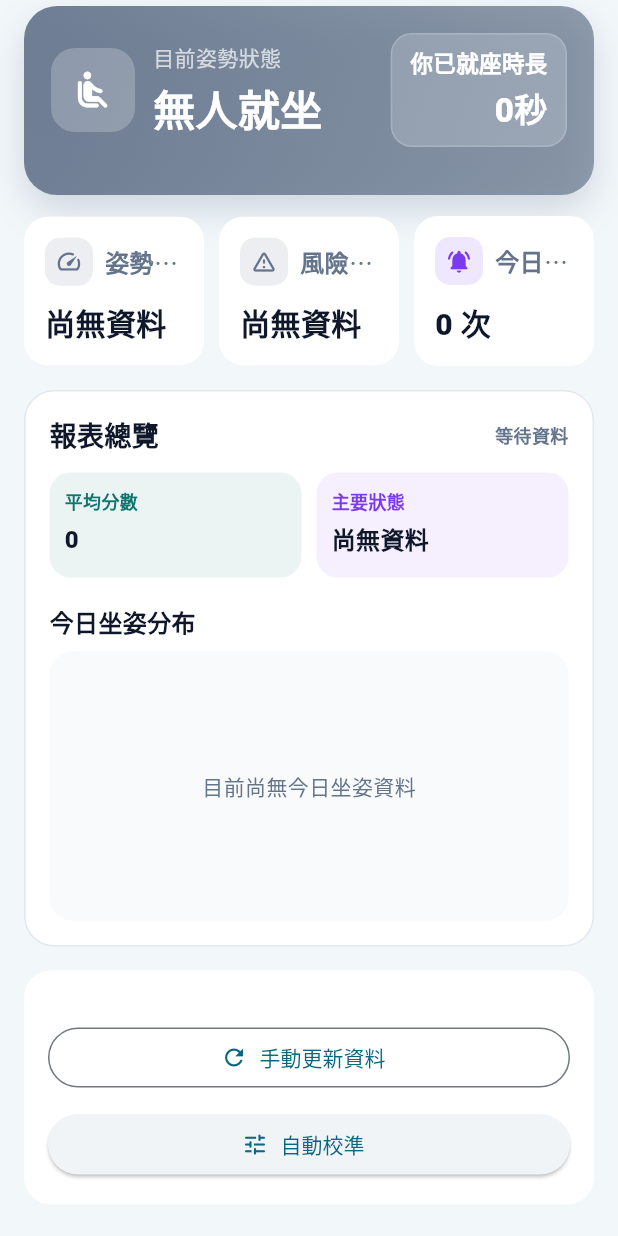
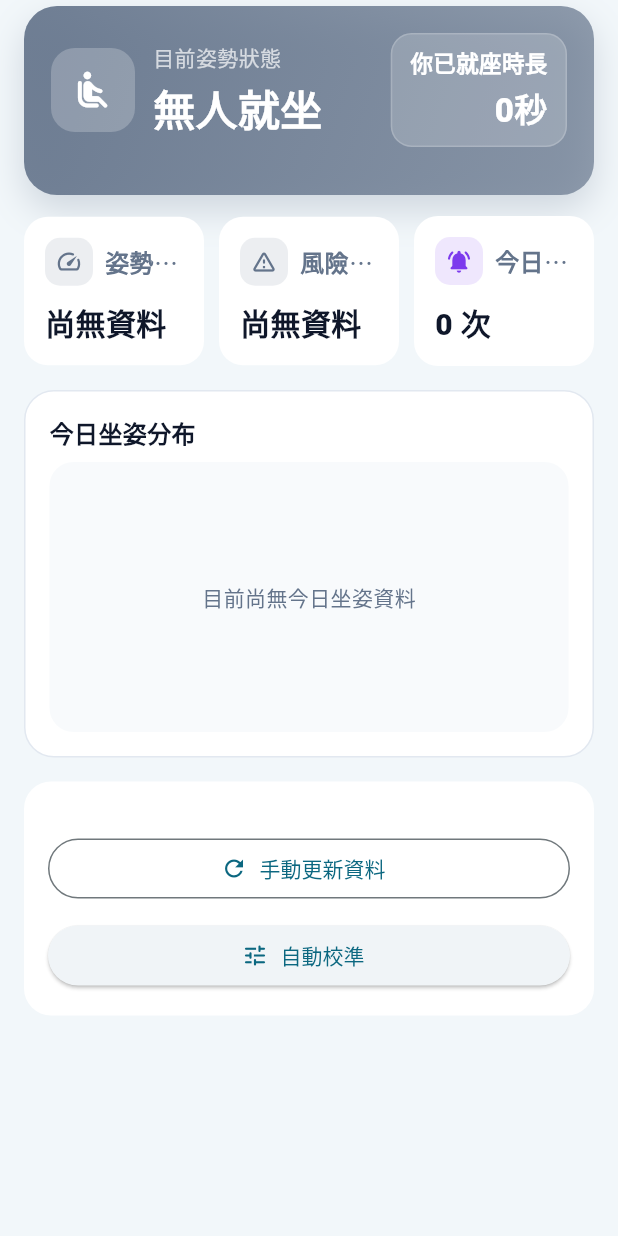
Before and after one commit to Hsin104/smartchair, a Flutter app: the DashboardPage widget shown alone on an empty page, opened directly with empty values, on a phone screen of 412 x 824 dp. Run offline on Flutter 3.47's test engine with Material 3 defaults, Android fonts, the phone set to English and light mode, and no system bars; our stand-ins replace fl_chart, shared_preferences; accounts and stored records are empty; Roboto replaces fonts that are missing (SmartChairKai).

Commit message:
調整健康報表與 AI 建議顯示

```diff
--- a/lib/screens/ai_advice_page.dart
+++ b/lib/screens/ai_advice_page.dart
@@ -503,17 +503,22 @@ class _AiAdvicePageState extends State<AiAdvicePage> {
                       ),
                     ),
                     const SizedBox(height: 12),
-                    Container(
+                    _adviceVisible
+                        ? Container(
                             width: double.infinity,
                             padding: const EdgeInsets.all(14),
                             decoration: BoxDecoration(
                               color: const Color(0xFFF8FAFC),
                               borderRadius: BorderRadius.circular(16),
-                        border: Border.all(color: const Color(0xFFE2E8F0)),
+                              border: Border.all(
+                                color: const Color(0xFFE2E8F0),
                               ),
-                      child: _adviceVisible
-                          ? _buildAdviceText(_advice)
-                          : Text(
+                            ),
+                            child: _buildAdviceText(_advice),
+                          )
+                        : Padding(
+                            padding: const EdgeInsets.symmetric(vertical: 4),
+                            child: Text(
                               _advice,
                               style: const TextStyle(
                                 fontSize: 14,
--- a/lib/screens/dashboard.dart
+++ b/lib/screens/dashboard.dart
@@ -457,23 +457,11 @@ class _DashboardPageState extends State<DashboardPage> {
   Widget _buildReportSnapshot() {
     final history = widget.controller.postureHistory;
     final total = history.length;
-    final averageScore = total == 0
-        ? 0
-        : (history
-                      .map((item) => item['score'] as int)
-                      .reduce((left, right) => left + right) /
-                  total)
-              .round();
     final postureCounts = <String, int>{};
     for (final item in history) {
       final label = item['label'] as String;
       postureCounts[label] = (postureCounts[label] ?? 0) + 1;
     }
-    final topPosture = postureCounts.entries.isEmpty
-        ? '尚無資料'
-        : postureCounts.entries
-              .reduce((left, right) => left.value >= right.value ? left : right)
-              .key;
 
     return Container(
       padding: const EdgeInsets.all(16),
@@ -485,45 +473,6 @@ class _DashboardPageState extends State<DashboardPage> {
       child: Column(
         crossAxisAlignment: CrossAxisAlignment.start,
         children: [
-          Row(
-            children: [
-              const Expanded(
-                child: Text(
-                  '報表總覽',
-                  style: TextStyle(
-                    fontSize: 18,
-                    fontWeight: FontWeight.w900,
-                    color: Color(0xFF0F172A),
-                  ),
-                ),
-              ),
-              Text(
-                total == 0 ? '等待資料' : '$total 筆紀錄',
-                style: const TextStyle(
-                  color: Color(0xFF64748B),
-                  fontSize: 12,
-                  fontWeight: FontWeight.w700,
-                ),
-              ),
-            ],
-          ),
-          const SizedBox(height: 12),
-          Row(
-            children: [
-              _ReportMetric(
-                label: '平均分數',
-                value: '$averageScore',
-                color: const Color(0xFF0F766E),
-              ),
-              const SizedBox(width: 10),
-              _ReportMetric(
-                label: '主要狀態',
-                value: topPosture,
-                color: const Color(0xFF7C3AED),
-              ),
-            ],
-          ),
-          const SizedBox(height: 18),
           const Text(
             '今日坐姿分布',
             style: TextStyle(
@@ -899,58 +848,6 @@ class _OverviewTile extends StatelessWidget {
   }
 }
 
-class _ReportMetric extends StatelessWidget {
-  const _ReportMetric({
-    required this.label,
-    required this.value,
-    required this.color,
-  });
-
-  final String label;
-  final String value;
-  final Color color;
-
-  @override
-  Widget build(BuildContext context) {
-    return Expanded(
-      child: Container(
-        constraints: const BoxConstraints(minHeight: 70),
-        padding: const EdgeInsets.all(10),
-        decoration: BoxDecoration(
-          color: color.withValues(alpha: 0.08),
-          borderRadius: BorderRadius.circular(14),
-        ),
-        child: Column(
-          crossAxisAlignment: CrossAxisAlignment.start,
-          children: [
-            Text(
-              label,
-              maxLines: 1,
-              overflow: TextOverflow.ellipsis,
-              style: TextStyle(
-                color: color,
-                fontSize: 12,
-                fontWeight: FontWeight.w800,
-              ),
-            ),
-            const SizedBox(height: 6),
-            Text(
-              value,
-              maxLines: 1,
-              overflow: TextOverflow.ellipsis,
-              style: const TextStyle(
-                color: Color(0xFF0F172A),
-                fontSize: 16,
-                fontWeight: FontWeight.w900,
-              ),
-            ),
-          ],
-        ),
-      ),
-    );
-  }
-}
-
 class _InfoCard extends StatelessWidget {
   const _InfoCard({
     required this.title,
```
Lines whose indentation alone changed are shown as unchanged.
